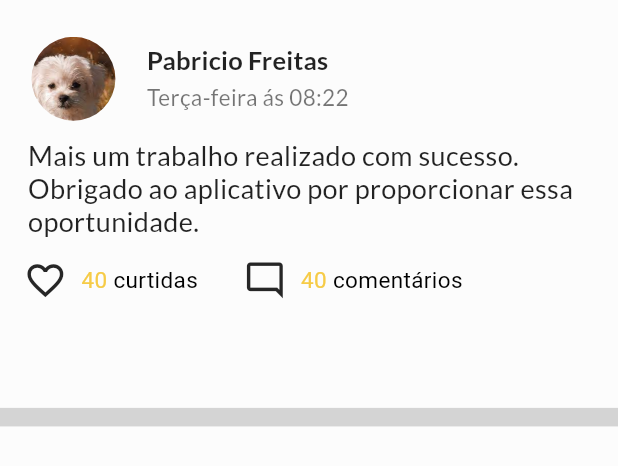
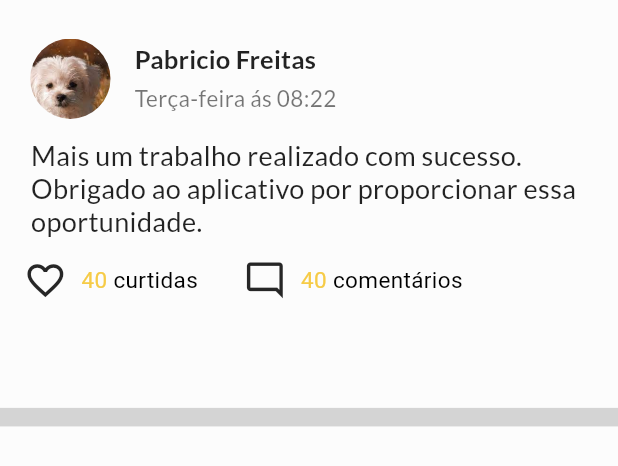
Before and after one commit to EduardoGPS-18/SocialMediaApp, a Flutter app: the ViewPost widget shown alone on an empty page, opened directly with empty values, on a phone screen of 412 x 824 dp. Shown: the top 466 px of the screen. Run offline on Flutter 3.47's test engine with Material 2 defaults, Android fonts, the phone set to English and light mode, and no system bars; our stand-ins replace cloud_firestore, equatable, firebase_auth, firebase_core, get, google_fonts and 1 more; accounts and stored records are empty.

Commit message:
refactor: photo size

```diff
--- a/lib/shared/widget/post.dart
+++ b/lib/shared/widget/post.dart
@@ -55,8 +55,8 @@ class _PostState extends State<Post> {
                 : InkWell(
                     onTap: widget.functionImage,
                     child: Container(
-                      width: widget.size.width * 0.16,
-                      height: widget.size.width * 0.16,
+                      width: widget.size.width * 0.13,
+                      height: widget.size.width * 0.13,
                       decoration: BoxDecoration(
                           shape: BoxShape.circle,
                           image: DecorationImage(
--- a/lib/shared/widget/view_post.dart
+++ b/lib/shared/widget/view_post.dart
@@ -30,22 +30,26 @@ class _ViewPostState extends State<ViewPost> {
             //   color: Colors.red,
             child: Column(
               children: [
-                ListTile(
+                Padding(
+                  padding: EdgeInsets.only(left: widget.size.width * 0.01),
+                  child: ListTile(
                     leading: InkWell(
                       onTap: () {},
                       child: Container(
-                      width: widget.size.width * 0.16,
-                      height: widget.size.width * 0.16,
+                        width: widget.size.width * 0.13,
+                        height: widget.size.width * 0.13,
                         decoration: BoxDecoration(
                             shape: BoxShape.circle,
                             image: DecorationImage(
                               fit: BoxFit.cover,
-                            image: AssetImage("lib/ui/assets/images/test.jpg"),
+                              image:
+                                  AssetImage("lib/ui/assets/images/test.jpg"),
                             )),
                       ),
                     ),
                     title: Padding(
-                    padding: EdgeInsets.only(bottom: widget.size.width * 0.015),
+                      padding:
+                          EdgeInsets.only(bottom: widget.size.width * 0.018),
                       child: Text(
                         "Pabricio Freitas",
                         style: TextStyle(fontWeight: FontWeight.bold),
@@ -53,10 +57,11 @@ class _ViewPostState extends State<ViewPost> {
                     ),
                     subtitle: Text("Terça-feira ás 08:22"),
                   ),
+                ),
                 Padding(
                   padding: EdgeInsets.symmetric(
                     vertical: widget.size.height * 0.005,
-                    horizontal: widget.size.width * 0.045,
+                    horizontal: widget.size.width * 0.05,
                   ),
                   child: InkWell(
                     onTap: () {},
```
Lines whose indentation alone changed are shown as unchanged.
